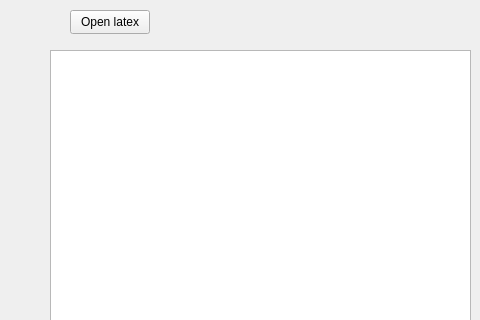
zeeshahmad/figurer, file figurer-project/mainwindow.ui: the form before one commit; both pictures show x 0 to 480 and y 0 to 320 of the 1021 by 691 pixel window.
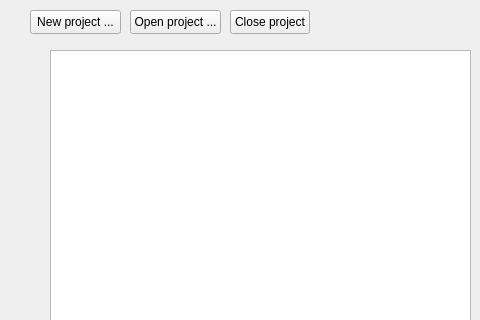
The form after the commit. Custom widgets are drawn as their Qt base class.

Commit message: :tada: Working prototype for opening and closing project files

```diff
--- a/figurer-project/mainwindow.ui
+++ b/figurer-project/mainwindow.ui
@@ -61,14 +61,40 @@
    <widget class="QPushButton" name="openLatexButton">
     <property name="geometry">
      <rect>
-      <x>70</x>
+      <x>130</x>
+      <y>10</y>
+      <width>91</width>
+      <height>24</height>
+     </rect>
+    </property>
+    <property name="text">
+     <string>Open project ...</string>
+    </property>
+   </widget>
+   <widget class="QPushButton" name="newButton">
+    <property name="geometry">
+     <rect>
+      <x>30</x>
+      <y>10</y>
+      <width>91</width>
+      <height>24</height>
+     </rect>
+    </property>
+    <property name="text">
+     <string>New project ...</string>
+    </property>
+   </widget>
+   <widget class="QPushButton" name="closeButton">
+    <property name="geometry">
+     <rect>
+      <x>230</x>
       <y>10</y>
       <width>80</width>
       <height>24</height>
      </rect>
     </property>
     <property name="text">
-     <string>Open latex</string>
+     <string>Close project</string>
     </property>
    </widget>
   </widget>
```
Left out of the diff: 4 changed lines with no effect on the pictures. The commit also changes 21 other files.
